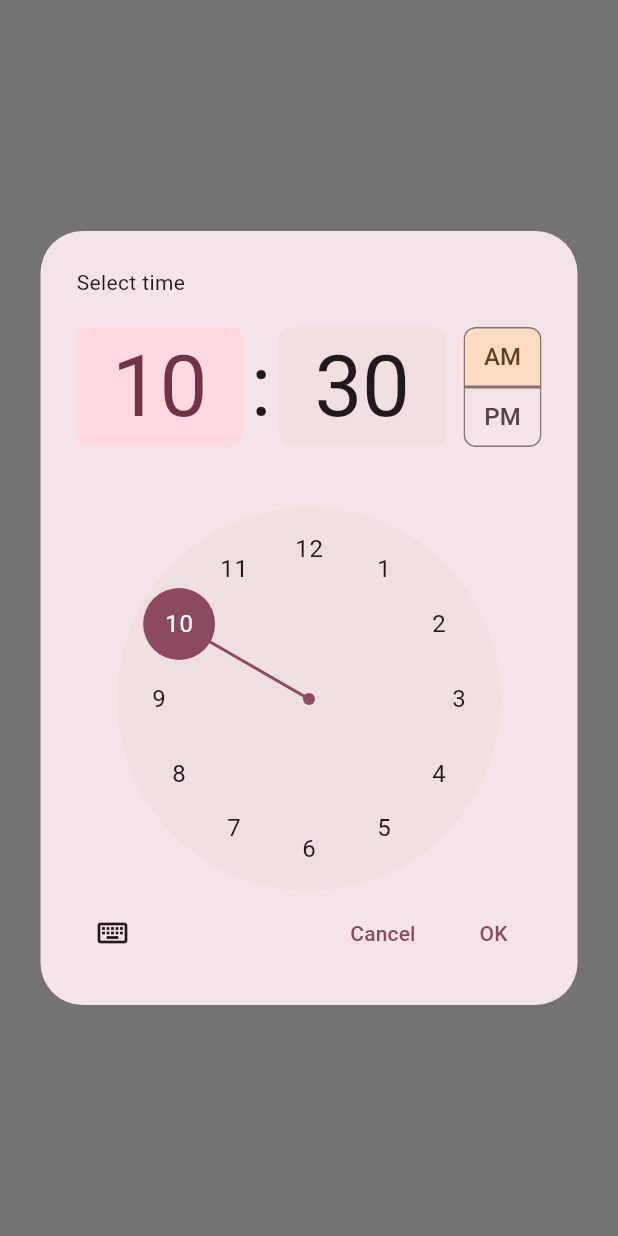
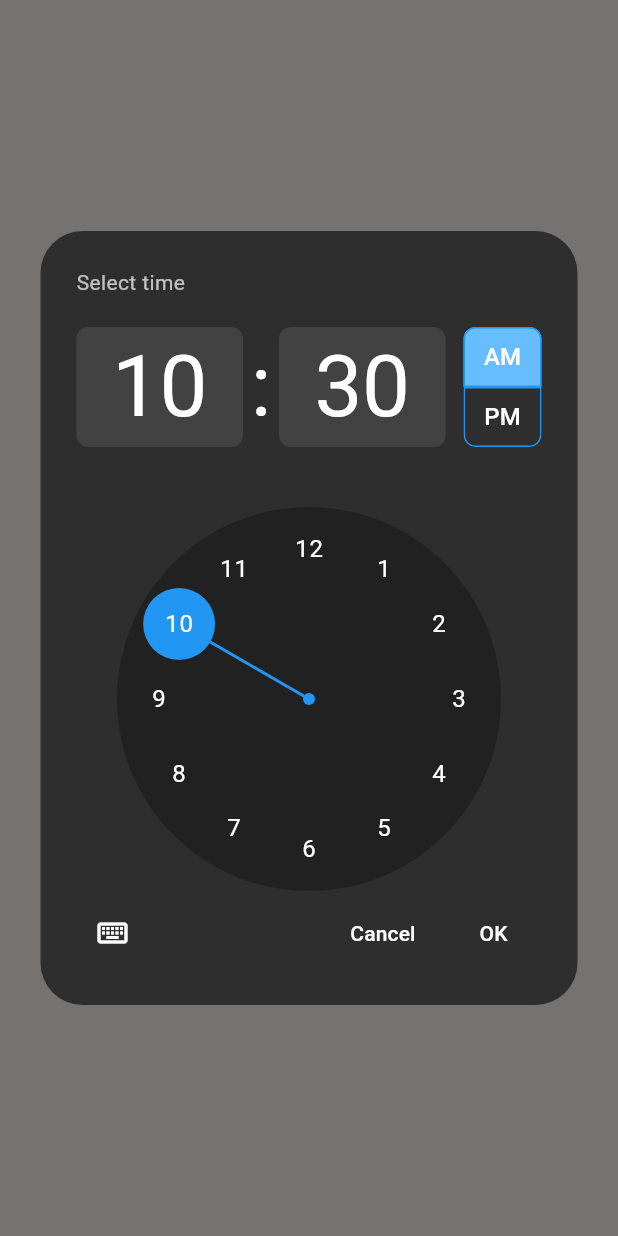
Before and after one commit to ItxPriyanshu/AllProjects, a Flutter app: the ScheduleEditorDialog widget shown alone on an empty page, opened directly with empty values, after a tap on "Start Time", on a phone screen of 412 x 824 dp. Run offline on Flutter 3.47's test engine with Material 3 defaults, Android fonts, the phone set to English and light mode, and no system bars; our stand-ins replace awesome_snackbar_content, carousel_slider, flutter_dotenv, flutter_riverpod, flutter_screenutil, flutter_slidable and 10 more; accounts and stored records are empty; project files that could hold a hidden picture were left out.

Commit message:
schedule builder fixed

```diff
--- a/dropnote/lib/features/Expenses/expenses_screen.dart
+++ b/dropnote/lib/features/Expenses/expenses_screen.dart
@@ -130,8 +130,8 @@ class _ExpensesScreenState extends ConsumerState<ExpensesScreen>
                         elevation: 3,
                         shadowColor: Colors.white,
                         child: Ink(
-                          height: 350.h,
-                          width: 300.w,
+                          height: 350,
+                          width: 300,
                           decoration: BoxDecoration(
                             borderRadius: BorderRadius.circular(16),
                             color: Colors.green,
@@ -171,7 +171,7 @@ class _ExpensesScreenState extends ConsumerState<ExpensesScreen>
                         bottom: MediaQuery.of(context).viewInsets.bottom,
                       ),
                       decoration: const BoxDecoration(
-                        color: Color.fromARGB(255, 12, 154, 7),
+                        color: Color.fromARGB(255, 10, 133, 5),
                         borderRadius: BorderRadius.vertical(
                           top: Radius.circular(20),
                         ),
--- a/dropnote/lib/features/scheduleBuilderScreen/components/scheduleEditorDialog.dart
+++ b/dropnote/lib/features/scheduleBuilderScreen/components/scheduleEditorDialog.dart
@@ -37,6 +37,29 @@ TimeOfDay? startTime;
 
 Future<void> pickTime(bool isStart) async {
     final picked = await showTimePicker(
+      builder: (context, child) {
+        return Theme(data: Theme.of(context).copyWith(
+          timePickerTheme: TimePickerThemeData(
+            backgroundColor: const Color.fromARGB(255, 46, 46, 46),
+            hourMinuteColor: Colors.grey.shade800,
+            hourMinuteTextColor: Colors.white,
+            dialBackgroundColor: Colors.grey.shade900,
+            dialHandColor: Colors.blue,
+            dialTextColor: Colors.white,
+            entryModeIconColor: Colors.white,
+            dayPeriodColor: const Color.fromARGB(255, 102, 189, 255),
+            dayPeriodTextColor: Colors.white,
+            dayPeriodBorderSide: const BorderSide(color: Colors.blue),
+            helpTextStyle: const TextStyle(
+              color: Colors.white70,
+              fontSize: 14,
+            ),
+          ),
+          colorScheme: const ColorScheme.dark(
+            primary: Colors.white, // OK / selected color
+          ),
+        ), child: child!);
+      },
       context: context,
       initialTime: TimeOfDay.now(),
     );
@@ -54,6 +77,7 @@ Future<void> pickTime(bool isStart) async {
   @override
   Widget build(BuildContext context) {
     return AlertDialog(
+      backgroundColor: const Color.fromARGB(255, 46, 46, 46),
       title: Text(widget.existingCell == null ? "Add Task" : "Edit Task"),
       content: SingleChildScrollView(
         child: Column(
@@ -69,13 +93,13 @@ Future<void> pickTime(bool isStart) async {
                   onPressed: () => pickTime(true),
                   child: Text(startTime == null
                       ? "Start Time"
-                      : startTime!.format(context)),
+                      : startTime!.format(context),style: TextStyle(color: Colors.greenAccent),),
                 ),
                 TextButton(
                   onPressed: () => pickTime(false),
                   child: Text(endTime == null
                       ? "End Time"
-                      : endTime!.format(context)),
+                      : endTime!.format(context),style: TextStyle(color: Colors.greenAccent),),
                 ),
               ],
             ),
@@ -115,9 +139,12 @@ Future<void> pickTime(bool isStart) async {
           onPressed: () {
             Navigator.pop(context);
           },
-          child: const Text("Cancel",style: TextStyle(color: Colors.red)),
+          child: const Text("Cancel",style: TextStyle(color: Colors.redAccent)),
         ),
         ElevatedButton(
+          style: ElevatedButton.styleFrom(
+            backgroundColor: const Color.fromARGB(65, 184, 184, 184)
+          ),
           onPressed: () {
             if (titleCtrl.text.isEmpty ||
                 startTime == null ||
@@ -133,7 +160,7 @@ Future<void> pickTime(bool isStart) async {
             );
             Navigator.pop(context);
           },
-          child: const Text("Save"),
+          child: const Text("Save",style: TextStyle(color: Colors.white),),
         ),
       ],
     );
```
Also changed, not shown: dropnote/lib/features/TODOScreen/todo_screen.dart (+22 -6 lines), dropnote/lib/features/scheduleBuilderScreen/schedule_builder_screen.dart (+29 -46 lines), dropnote/assets/images/checklist.png (added).
